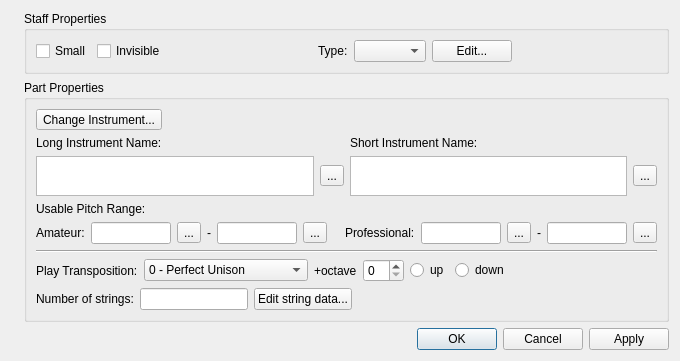
Old version of the form mscore/mscore/editstaff.ui in the repository musescore/musescore-old.
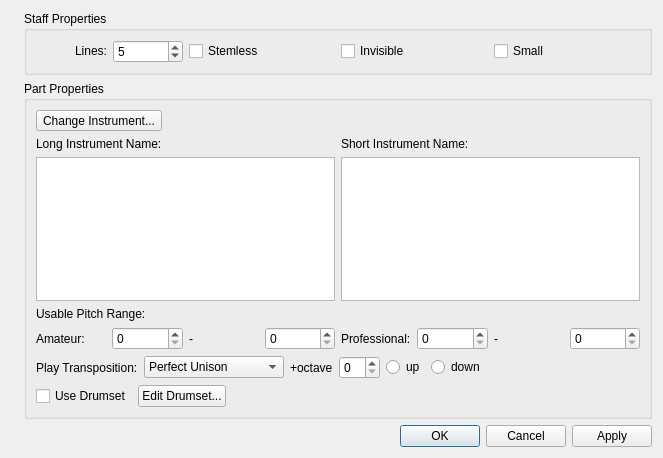
New version of the form. Icons and pictures are not drawn.

Patch:
```diff
--- a/mscore/mscore/editstaff.ui
+++ b/mscore/mscore/editstaff.ui
@@ -6,16 +6,10 @@
    <rect>
     <x>0</x>
     <y>0</y>
-    <width>680</width>
-    <height>330</height>
+    <width>663</width>
+    <height>458</height>
    </rect>
   </property>
-  <property name="sizePolicy">
-   <sizepolicy hsizetype="Preferred" vsizetype="Preferred">
-    <horstretch>0</horstretch>
-    <verstretch>0</verstretch>
-   </sizepolicy>
-  </property>
   <property name="minimumSize">
    <size>
     <width>0</width>
@@ -25,37 +19,30 @@
   <property name="windowTitle">
    <string>MuseScore: Edit Staff/Part Properties</string>
   </property>
-  <layout class="QGridLayout" name="gridLayout_2">
-   <item row="0" column="0" rowspan="3">
+  <layout class="QHBoxLayout" name="horizontalLayout">
+   <item>
     <widget class="QLabel" name="label_5">
      <property name="sizePolicy">
-      <sizepolicy hsizetype="Fixed" vsizetype="Ignored">
+      <sizepolicy hsizetype="Fixed" vsizetype="Expanding">
        <horstretch>0</horstretch>
        <verstretch>0</verstretch>
       </sizepolicy>
      </property>
-     <property name="autoFillBackground">
-      <bool>false</bool>
-     </property>
      <property name="text">
       <string/>
      </property>
      <property name="pixmap">
-      <pixmap resource="musescore.qrc">:/data/bg1.jpg</pixmap>
+      <pixmap resource="mscore.qrc">:/data/bg1.jpg</pixmap>
      </property>
      <property name="scaledContents">
-      <bool>false</bool>
+      <bool>true</bool>
      </property>
     </widget>
    </item>
-   <item row="0" column="1">
+   <item>
+    <layout class="QVBoxLayout" name="verticalLayout_2">
+     <item>
     <widget class="QGroupBox" name="groupBox">
-     <property name="sizePolicy">
-      <sizepolicy hsizetype="Preferred" vsizetype="Expanding">
-       <horstretch>0</horstretch>
-       <verstretch>0</verstretch>
-      </sizepolicy>
-     </property>
      <property name="minimumSize">
       <size>
        <width>0</width>
@@ -66,90 +53,90 @@
       <string>Staff Properties</string>
      </property>
      <property name="flat">
-      <bool>false</bool>
-     </property>
-     <layout class="QHBoxLayout" name="horizontalLayout">
+        <bool>true</bool>
+       </property>
+       <layout class="QGridLayout" name="gridLayout_2">
+        <item row="0" column="0">
+         <layout class="QHBoxLayout">
+          <property name="sizeConstraint">
+           <enum>QLayout::SetNoConstraint</enum>
+          </property>
       <item>
-       <widget class="QCheckBox" name="small">
+           <widget class="QLabel" name="label">
+            <property name="sizePolicy">
+             <sizepolicy hsizetype="Preferred" vsizetype="Fixed">
+              <horstretch>0</horstretch>
+              <verstretch>0</verstretch>
+             </sizepolicy>
+            </property>
+            <property name="text">
+             <string>Lines:</string>
+            </property>
+            <property name="alignment">
+             <set>Qt::AlignRight|Qt::AlignTrailing|Qt::AlignVCenter</set>
+            </property>
+           </widget>
+          </item>
+          <item>
+           <widget class="QSpinBox" name="lines">
         <property name="sizePolicy">
          <sizepolicy hsizetype="Minimum" vsizetype="Fixed">
           <horstretch>0</horstretch>
           <verstretch>0</verstretch>
          </sizepolicy>
         </property>
+            <property name="minimum">
+             <number>1</number>
+            </property>
+            <property name="maximum">
+             <number>9</number>
+            </property>
+            <property name="value">
+             <number>5</number>
+            </property>
+           </widget>
+          </item>
+         </layout>
+        </item>
+        <item row="0" column="1">
+         <widget class="QCheckBox" name="slashStyle">
         <property name="text">
-         <string>Small</string>
+           <string>Stemless</string>
         </property>
        </widget>
       </item>
-      <item>
+        <item row="0" column="2">
        <widget class="QCheckBox" name="invisible">
         <property name="text">
          <string>Invisible</string>
         </property>
        </widget>
       </item>
-      <item>
-       <spacer name="horizontalSpacer_5">
-        <property name="orientation">
-         <enum>Qt::Horizontal</enum>
-        </property>
-        <property name="sizeHint" stdset="0">
-         <size>
-          <width>79</width>
-          <height>20</height>
-         </size>
-        </property>
-       </spacer>
-      </item>
-      <item>
-       <widget class="QLabel" name="label_12">
+        <item row="0" column="3">
+         <widget class="QCheckBox" name="small">
+          <property name="sizePolicy">
+           <sizepolicy hsizetype="Minimum" vsizetype="Fixed">
+            <horstretch>0</horstretch>
+            <verstretch>0</verstretch>
+           </sizepolicy>
+          </property>
         <property name="text">
-         <string>Type:</string>
+           <string>Small</string>
         </property>
        </widget>
       </item>
-      <item>
-       <widget class="QComboBox" name="staffType"/>
-      </item>
-      <item>
-       <widget class="QPushButton" name="editStaffType">
-        <property name="text">
-         <string>Edit...</string>
-        </property>
-       </widget>
-      </item>
-      <item>
-       <spacer name="horizontalSpacer_4">
-        <property name="orientation">
-         <enum>Qt::Horizontal</enum>
-        </property>
-        <property name="sizeHint" stdset="0">
-         <size>
-          <width>79</width>
-          <height>20</height>
-         </size>
-        </property>
-       </spacer>
-      </item>
      </layout>
     </widget>
    </item>
-   <item row="1" column="1">
+     <item>
     <widget class="QGroupBox" name="groupBox_2">
-     <property name="sizePolicy">
-      <sizepolicy hsizetype="Preferred" vsizetype="Expanding">
-       <horstretch>0</horstretch>
-       <verstretch>0</verstretch>
-      </sizepolicy>
-     </property>
      <property name="title">
       <string>Part Properties</string>
      </property>
      <property name="flat">
-      <bool>false</bool>
-     </property>
-     <layout class="QVBoxLayout" name="verticalLayout" stretch="0,1,0,0,0,0,1">
+        <bool>true</bool>
+       </property>
+       <layout class="QVBoxLayout" name="verticalLayout">
       <item>
        <widget class="QToolButton" name="changeInstrument">
         <property name="text">
@@ -161,25 +148,13 @@
        <layout class="QGridLayout" name="gridLayout">
         <item row="0" column="0">
          <widget class="QLabel" name="label_3">
-          <property name="sizePolicy">
-           <sizepolicy hsizetype="Fixed" vsizetype="Fixed">
-            <horstretch>0</horstretch>
-            <verstretch>0</verstretch>
-           </sizepolicy>
-          </property>
           <property name="text">
            <string>Long Instrument Name:</string>
           </property>
          </widget>
         </item>
-        <item row="0" column="2">
+          <item row="0" column="1">
          <widget class="QLabel" name="label_4">
-          <property name="sizePolicy">
-           <sizepolicy hsizetype="Fixed" vsizetype="Fixed">
-            <horstretch>0</horstretch>
-            <verstretch>0</verstretch>
-           </sizepolicy>
-          </property>
           <property name="text">
            <string>Short Instrument Name:</string>
           </property>
@@ -187,35 +162,33 @@
         </item>
         <item row="1" column="0">
          <widget class="QTextEdit" name="longName">
-          <property name="minimumSize">
-           <size>
-            <width>0</width>
-            <height>40</height>
-           </size>
+            <property name="sizePolicy">
+             <sizepolicy hsizetype="Expanding" vsizetype="Expanding">
+              <horstretch>0</horstretch>
+              <verstretch>0</verstretch>
+             </sizepolicy>
+            </property>
+            <property name="undoRedoEnabled">
+             <bool>false</bool>
+            </property>
+            <property name="lineWrapMode">
+             <enum>QTextEdit::NoWrap</enum>
           </property>
          </widget>
         </item>
-        <item row="1" column="2">
+          <item row="1" column="1">
          <widget class="QTextEdit" name="shortName">
-          <property name="minimumSize">
-           <size>
-            <width>0</width>
-            <height>40</height>
-           </size>
-          </property>
-         </widget>
-        </item>
-        <item row="1" column="1">
-         <widget class="QToolButton" name="editLongName">
-          <property name="text">
-           <string>...</string>
-          </property>
-         </widget>
-        </item>
-        <item row="1" column="3">
-         <widget class="QToolButton" name="editShortName">
-          <property name="text">
-           <string>...</string>
+            <property name="sizePolicy">
+             <sizepolicy hsizetype="Expanding" vsizetype="Expanding">
+              <horstretch>0</horstretch>
+              <verstretch>0</verstretch>
+             </sizepolicy>
+            </property>
+            <property name="undoRedoEnabled">
+             <bool>false</bool>
+            </property>
+            <property name="lineWrapMode">
+             <enum>QTextEdit::NoWrap</enum>
           </property>
          </widget>
         </item>
@@ -238,20 +211,9 @@
          </widget>
         </item>
         <item>
-         <widget class="QLineEdit" name="minPitchA">
-          <property name="readOnly">
-           <bool>true</bool>
-          </property>
-         </widget>
-        </item>
-        <item>
-         <widget class="QToolButton" name="minPitchASelect">
-          <property name="text">
-           <string>...</string>
-          </property>
-          <property name="icon">
-           <iconset resource="musescore.qrc">
-            <normaloff>:/data/table.svg</normaloff>:/data/table.svg</iconset>
+           <widget class="QSpinBox" name="aPitchMin">
+            <property name="maximum">
+             <number>127</number>
           </property>
          </widget>
         </item>
@@ -263,36 +225,12 @@
          </widget>
         </item>
         <item>
-         <widget class="QLineEdit" name="maxPitchA">
-          <property name="readOnly">
-           <bool>true</bool>
+           <widget class="QSpinBox" name="aPitchMax">
+            <property name="maximum">
+             <number>127</number>
           </property>
          </widget>
         </item>
-        <item>
-         <widget class="QToolButton" name="maxPitchASelect">
-          <property name="text">
-           <string>...</string>
-          </property>
-          <property name="icon">
-           <iconset resource="musescore.qrc">
-            <normaloff>:/data/table.svg</normaloff>:/data/table.svg</iconset>
-          </property>
-         </widget>
-        </item>
-        <item>
-         <spacer name="horizontalSpacer">
-          <property name="orientation">
-           <enum>Qt::Horizontal</enum>
-          </property>
-          <property name="sizeHint" stdset="0">
-           <size>
-            <width>40</width>
-            <height>20</height>
-           </size>
-          </property>
-         </spacer>
-        </item>
         <item>
          <widget class="QLabel" name="label_8">
           <property name="text">
@@ -301,20 +239,9 @@
          </widget>
         </item>
         <item>
-         <widget class="QLineEdit" name="minPitchP">
-          <property name="readOnly">
-           <bool>true</bool>
-          </property>
-         </widget>
-        </item>
-        <item>
-         <widget class="QToolButton" name="minPitchPSelect">
-          <property name="text">
-           <string>...</string>
-          </property>
-          <property name="icon">
-           <iconset resource="musescore.qrc">
-            <normaloff>:/data/table.svg</normaloff>:/data/table.svg</iconset>
+           <widget class="QSpinBox" name="pPitchMin">
+            <property name="maximum">
+             <number>127</number>
           </property>
          </widget>
         </item>
@@ -326,32 +253,14 @@
          </widget>
         </item>
         <item>
-         <widget class="QLineEdit" name="maxPitchP">
-          <property name="readOnly">
-           <bool>true</bool>
-          </property>
-         </widget>
-        </item>
-        <item>
-         <widget class="QToolButton" name="maxPitchPSelect">
-          <property name="text">
-           <string>...</string>
-          </property>
-          <property name="icon">
-           <iconset resource="musescore.qrc">
-            <normaloff>:/data/table.svg</normaloff>:/data/table.svg</iconset>
+           <widget class="QSpinBox" name="pPitchMax">
+            <property name="maximum">
+             <number>127</number>
           </property>
          </widget>
         </item>
        </layout>
       </item>
-      <item>
-       <widget class="Line" name="line">
-        <property name="orientation">
-         <enum>Qt::Horizontal</enum>
-        </property>
-       </widget>
-      </item>
       <item>
        <layout class="QHBoxLayout" name="horizontalLayout_3">
         <item>
@@ -363,140 +272,134 @@
         </item>
         <item>
          <widget class="QComboBox" name="iList">
-          <property name="sizePolicy">
-           <sizepolicy hsizetype="Preferred" vsizetype="Fixed">
-            <horstretch>0</horstretch>
-            <verstretch>0</verstretch>
-           </sizepolicy>
-          </property>
           <item>
            <property name="text">
-            <string>0 - Perfect Unison</string>
+              <string>Perfect Unison</string>
            </property>
           </item>
           <item>
            <property name="text">
-            <string>1 - Augmented Unison</string>
+              <string>Augmented Unison</string>
            </property>
           </item>
           <item>
            <property name="text">
-            <string>0 - Diminished Second</string>
+              <string>Diminished Second</string>
            </property>
           </item>
           <item>
            <property name="text">
-            <string>1 - Minor Second</string>
+              <string>Minor Second</string>
            </property>
           </item>
           <item>
            <property name="text">
-            <string>2 - Major Second</string>
+              <string>Major Second</string>
            </property>
           </item>
           <item>
            <property name="text">
-            <string>3 - Augmented Second</string>
+              <string>Augmented Second</string>
            </property>
           </item>
           <item>
            <property name="text">
-            <string>2 - Diminished Third</string>
+              <string>Diminished Third</string>
            </property>
           </item>
           <item>
            <property name="text">
-            <string>3 - Minor Third</string>
+              <string>Minor Third</string>
            </property>
           </item>
           <item>
            <property name="text">
-            <string>4 - Major Third</string>
+              <string>Major Third</string>
            </property>
           </item>
           <item>
            <property name="text">
-            <string>5 - Augmented Third</string>
+              <string>Augmented Third</string>
            </property>
           </item>
           <item>
            <property name="text">
-            <string>4 - Diminished Fourth</string>
+              <string>Diminished Fourth</string>
            </property>
           </item>
           <item>
            <property name="text">
-            <string>5 - Perfect Fourth</string>
+              <string>Perfect Fourth</string>
            </property>
           </item>
           <item>
            <property name="text">
-            <string>6 - Augmented Fourth</string>
+              <string>Augmented Fourth</string>
            </property>
           </item>
           <item>
            <property name="text">
-            <string>6 - Diminished Fifth</string>
+              <string>Diminished Fifth</string>
            </property>
           </item>
           <item>
            <property name="text">
-            <string>7 - Perfect Fifth</string>
+              <string>Perfect Fifth</string>
            </property>
           </item>
           <item>
            <property name="text">
-            <string>8 - Augmented Fifth</string>
+              <string>Augmented Fifth</string>
            </property>
           </item>
           <item>
            <property name="text">
-            <string>7 - Diminished Sixth</string>
+              <string>Diminished Sixth</string>
            </property>
           </item>
           <item>
            <property name="text">
-            <string>8 - Minor Sixth</string>
+              <string>Minor Sixth</string>
            </property>
           </item>
           <item>
            <property name="text">
-            <string>9 - Major Sixth</string>
+              <string>Major Sixth</string>
            </property>
           </item>
           <item>
            <property name="text">
-            <string>10 - Augmented Sixth</string>
+              <string>Augmented Sixth</string>
            </property>
           </item>
           <item>
            <property name="text">
-            <string>9 - Diminished Seventh</string>
+              <string>Diminished Seventh</string>
            </property>
           </item>
           <item>
            <property name="text">
-            <string>10 - Minor Seventh</string>
+              <string>Minor Seventh</string>
            </property>
           </item>
           <item>
            <property name="text">
-            <string>11 - Major Seventh</string>
+              <string>Major Seventh</string>
            </property>
           </item>
           <item>
            <property name="text">
-            <string>12 - Augmented Seventh</string>
+              <string>Augmented Seventh</string>
            </property>
           </item>
           <item>
            <property name="text">
-            <string>11 - Diminished Octave</string>
+              <string>Diminished Octave</string>
            </property>
           </item>
           <item>
            <property name="text">
-            <string>12 - Perfect Octave</string>
+              <string>Perfect Octave</string>
            </property>
           </item>
          </widget>
@@ -545,42 +448,35 @@
        </layout>
       </item>
       <item>
-       <layout class="QHBoxLayout" name="horizontalLayout_4">
+         <layout class="QHBoxLayout">
         <item>
-         <widget class="QLabel" name="label">
+           <widget class="QCheckBox" name="useDrumset">
           <property name="text">
-           <string>Number of strings:</string>
+             <string>Use Drumset</string>
           </property>
          </widget>
         </item>
         <item>
-         <widget class="QLineEdit" name="numOfStrings">
+           <widget class="QPushButton" name="editDrumset">
           <property name="sizePolicy">
-           <sizepolicy hsizetype="Minimum" vsizetype="Fixed">
+             <sizepolicy hsizetype="Minimum" vsizetype="Preferred">
             <horstretch>0</horstretch>
             <verstretch>0</verstretch>
            </sizepolicy>
           </property>
-          <property name="readOnly">
-           <bool>true</bool>
-          </property>
-         </widget>
-        </item>
-        <item>
-         <widget class="QPushButton" name="editStringData">
           <property name="text">
-           <string>Edit string data...</string>
+             <string>Edit Drumset...</string>
           </property>
          </widget>
         </item>
         <item>
-         <spacer name="horizontalSpacer_2">
+           <spacer>
           <property name="orientation">
            <enum>Qt::Horizontal</enum>
           </property>
           <property name="sizeHint" stdset="0">
            <size>
-            <width>40</width>
+              <width>301</width>
             <height>20</height>
            </size>
           </property>
@@ -591,7 +487,7 @@
      </layout>
     </widget>
    </item>
-   <item row="2" column="1">
+     <item>
     <widget class="QDialogButtonBox" name="buttonBox">
      <property name="orientation">
       <enum>Qt::Horizontal</enum>
@@ -602,6 +498,8 @@
     </widget>
    </item>
   </layout>
+   </item>
+  </layout>
  </widget>
  <resources>
   <include location="musescore.qrc"/>
```
Left out of the diff: 7 changed lines with no effect on the pictures. Lines whose indentation alone changed are shown as unchanged.
